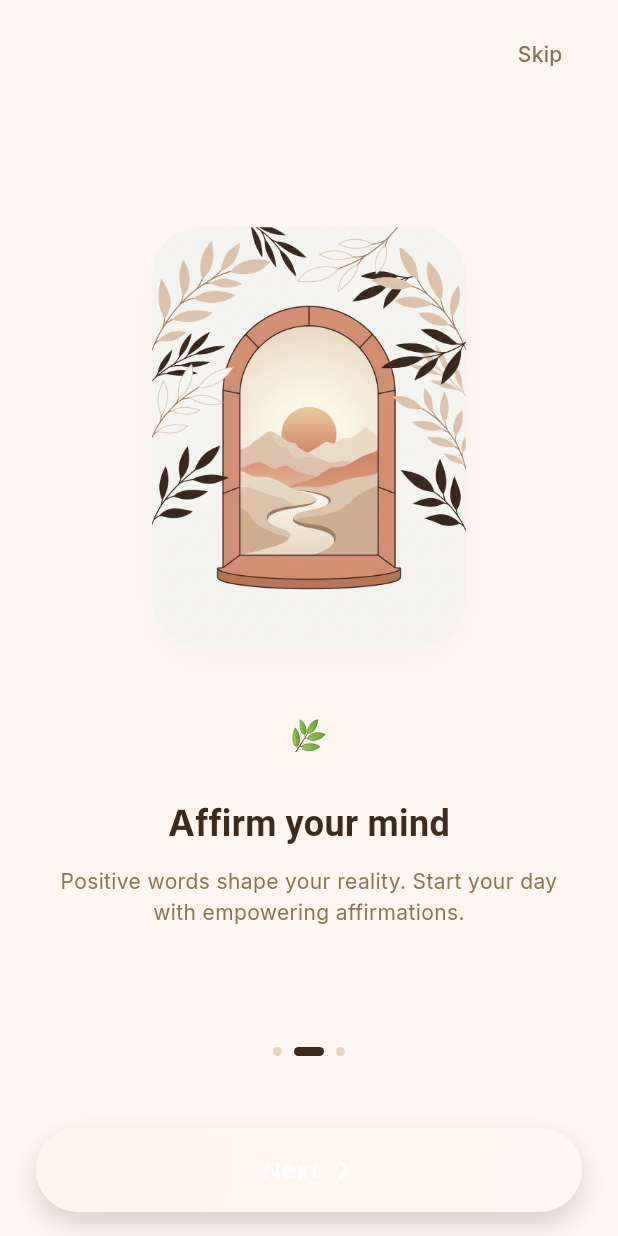
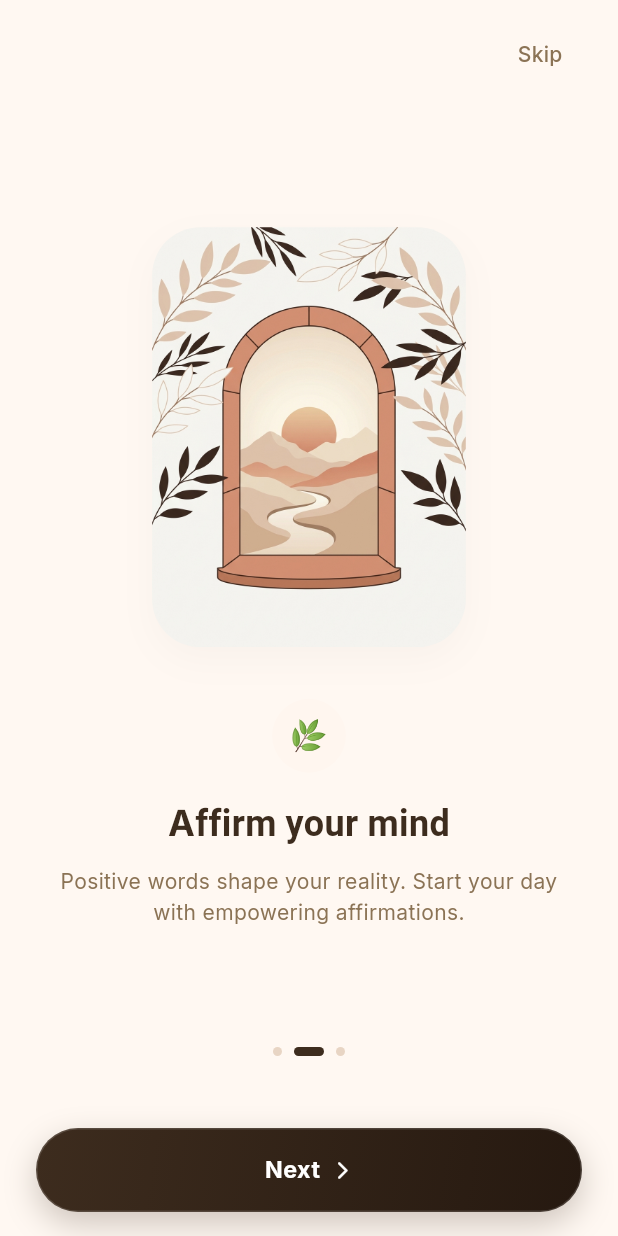
Before and after one commit to SadidSD/Avan-App, a Flutter app: the screen it shows after launch, swiped to page 2, on a phone screen of 412 x 824 dp. Run offline on Flutter 3.47's test engine with Material 3 defaults, Android fonts, the phone set to English and light mode, and no system bars; our stand-ins replace audioplayers, flutter_tts, google_fonts, shared_preferences, speech_to_text; missing offline and left inert: record.

Commit message:
Fix bottom CTA button contrast with rich espresso gradient and crisp white typography

```diff
--- a/lib/theme/app_colors.dart
+++ b/lib/theme/app_colors.dart
@@ -116,7 +116,7 @@ class AppColors {
   static const LinearGradient primaryGradient = LinearGradient(
     begin: Alignment.topLeft,
     end: Alignment.bottomRight,
-    colors: [Color(0xFFFFF4EB), Color(0xFFFFF8F2)],
+    colors: [Color(0xFF3D2C1E), Color(0xFF261910)],
   );
 
   static const LinearGradient heroGradient = LinearGradient(
--- a/lib/widgets/custom_button.dart
+++ b/lib/widgets/custom_button.dart
@@ -1,4 +1,5 @@
 import 'package:flutter/material.dart';
+import 'package:google_fonts/google_fonts.dart';
 import '../theme/app_colors.dart';
 
 class CustomButton extends StatefulWidget {
@@ -6,7 +7,7 @@ class CustomButton extends StatefulWidget {
   final VoidCallback onPressed;
   final bool hasIcon;
   final IconData icon;
-  final Color backgroundColor;
+  final Color? backgroundColor;
   final Color textColor;
   final double width;
   final double height;
@@ -18,7 +19,7 @@ class CustomButton extends StatefulWidget {
     required this.onPressed,
     this.hasIcon = true,
     this.icon = Icons.arrow_forward_ios_rounded,
-    this.backgroundColor = AppColors.buttonDark,
+    this.backgroundColor,
     this.textColor = Colors.white,
     this.width = double.infinity,
     this.height = 56.0,
@@ -71,30 +72,50 @@ class _CustomButtonState extends State<CustomButton> with SingleTickerProviderSt
 
     final isPrimary = widget.variant == 'primary';
     final isSecondary = widget.variant == 'secondary';
-    final isGhost = widget.variant == 'ghost';
 
     BoxDecoration decoration;
     Color currentTextColor = widget.textColor;
 
     if (isPrimary) {
+      if (widget.backgroundColor != null) {
+        decoration = BoxDecoration(
+          color: widget.backgroundColor,
+          borderRadius: BorderRadius.circular(28.0),
+          boxShadow: [
+            BoxShadow(
+              color: widget.backgroundColor!.withOpacity(0.35),
+              blurRadius: 16,
+              offset: const Offset(0, 6),
+            ),
+          ],
+        );
+      } else {
         decoration = BoxDecoration(
           gradient: AppColors.primaryGradient,
           borderRadius: BorderRadius.circular(28.0),
           boxShadow: const [
             BoxShadow(
-            color: Color(0x33322822),
-            blurRadius: 16,
+              color: Color(0x403D2C1E),
+              blurRadius: 18,
               offset: Offset(0, 8),
             ),
           ],
-        border: Border.all(color: Colors.white.withOpacity(0.12), width: 1.0),
+          border: Border.all(color: Colors.white.withOpacity(0.15), width: 1.0),
         );
+      }
     } else if (isSecondary) {
       currentTextColor = AppColors.textPrimary;
       decoration = BoxDecoration(
-        color: Colors.transparent,
+        color: Colors.white.withOpacity(0.8),
         borderRadius: BorderRadius.circular(28.0),
-        border: Border.all(color: AppColors.textPrimary.withOpacity(0.2), width: 1.0),
+        border: Border.all(color: AppColors.border, width: 1.2),
+        boxShadow: const [
+          BoxShadow(
+            color: Color(0x0F3D2C1E),
+            blurRadius: 10,
+            offset: Offset(0, 4),
+          ),
+        ],
       );
     } else {
       currentTextColor = AppColors.textPrimary;
@@ -119,16 +140,16 @@ class _CustomButtonState extends State<CustomButton> with SingleTickerProviderSt
             children: [
               Text(
                 widget.text,
-                style: TextStyle(
-                  fontSize: 16,
-                  fontWeight: FontWeight.w600,
-                  letterSpacing: 0.5, // Premium letter spacing
+                style: GoogleFonts.inter(
+                  fontSize: 15.5,
+                  fontWeight: FontWeight.w700,
+                  letterSpacing: 0.3,
                   color: currentTextColor,
                 ),
               ),
               if (widget.hasIcon) ...[
                 const SizedBox(width: 8),
-                Icon(widget.icon, size: 16, color: currentTextColor),
+                Icon(widget.icon, size: 14, color: currentTextColor),
               ],
             ],
           ),
```
Also changed, not shown: 1 other file. Lines whose indentation alone changed are shown as unchanged.
